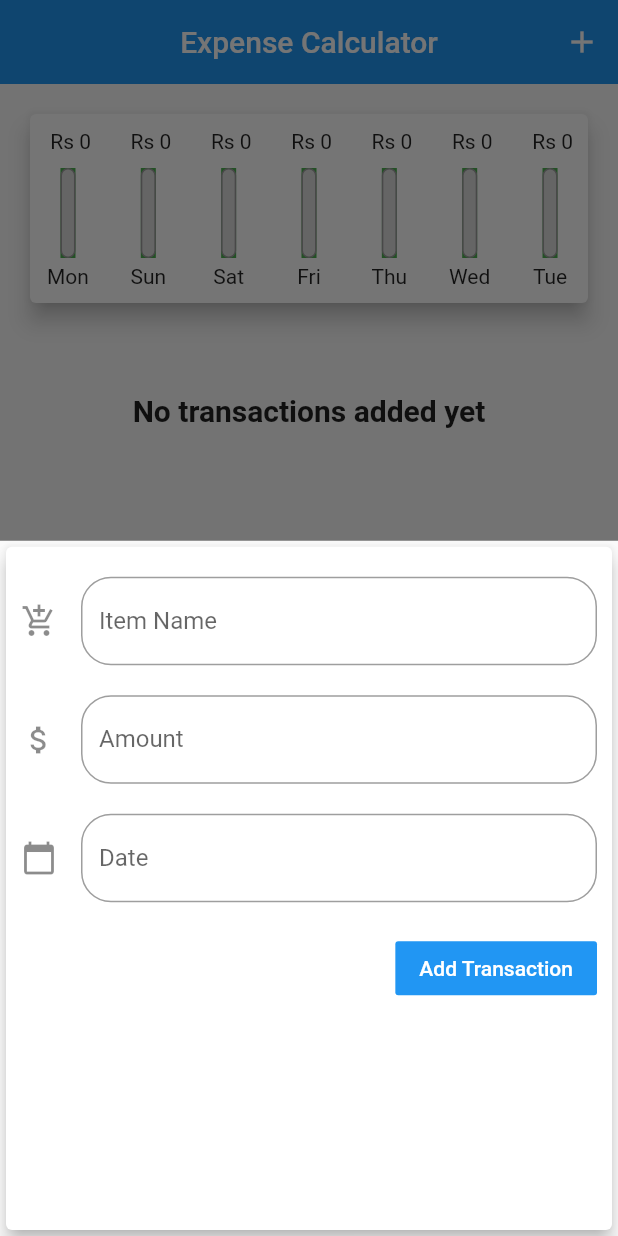
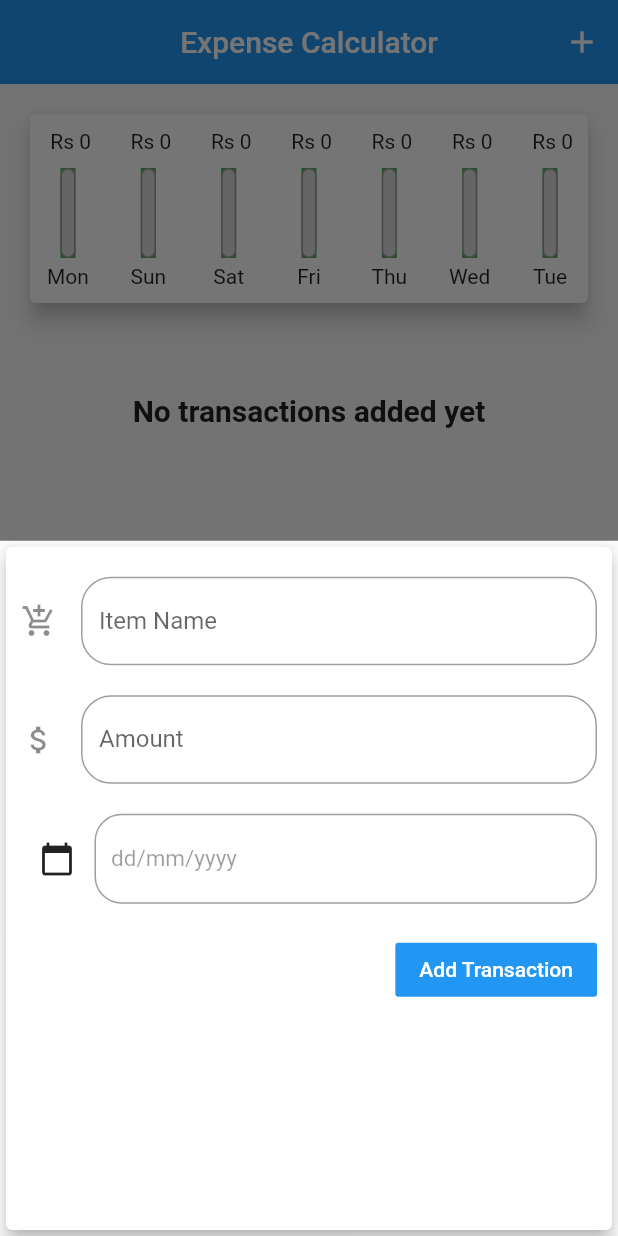
Before and after one commit to Meherdeep/expense-calculator, a Flutter app: the screen it shows after launch, after a tap on the "add" icon, on a phone screen of 412 x 824 dp. Run offline on Flutter 3.47's test engine with Material 2 defaults, Android fonts, the phone set to English and light mode, and no system bars.

Commit message:
Adding DateTime Picker

```diff
--- a/lib/main.dart
+++ b/lib/main.dart
@@ -41,8 +41,8 @@ class _MyHomePageState extends State<MyHomePage> {
 
   final List<Transaction> _userTransaction = [];
 
-  void _addNewTransaction(String txTitle, double txAmount){
-    final newTx = Transaction(id: DateTime.now().toString(), title: txTitle, amount: txAmount, date: DateTime.now());
+  void _addNewTransaction(String txTitle, double txAmount, DateTime txDate){
+    final newTx = Transaction(id: DateTime.now().toString(), title: txTitle, amount: txAmount, date: txDate);
     setState(() {
       _userTransaction.add(newTx);
     });
--- a/lib/widget/new_transaction.dart
+++ b/lib/widget/new_transaction.dart
@@ -12,17 +12,29 @@ class NewTransaction extends StatefulWidget {
 class _NewTransactionState extends State<NewTransaction> {
   final titleController = TextEditingController();
   final amountController = TextEditingController();
-  var selectedDate = TextEditingController();
+  DateTime selectedDate;
 
   void submitData(){
     final expenseTitle = titleController.text;
     final expenseAmount = double.parse(amountController.text);
 
-    if (expenseTitle.isEmpty || expenseAmount<0) {
+    if (expenseTitle.isEmpty || expenseAmount<0 || selectedDate==null) {
       return;
     }
-    widget.addTx(expenseTitle, expenseAmount);
+    widget.addTx(expenseTitle, expenseAmount, selectedDate);
     Navigator.of(context).pop();
+  }
+  void submitDate(){
+    showDatePicker(
+      context: context, initialDate: DateTime.now(), firstDate: DateTime(1998), lastDate: DateTime.now()
+      ).then((pickedDate){
+        if (pickedDate == null) {
+          return;
+        }
+        setState(() {
+          selectedDate = pickedDate;
+        });
+      });
   }
 
   @override
@@ -74,38 +86,23 @@ class _NewTransactionState extends State<NewTransaction> {
                     ),
                   ),
                   Padding(padding: EdgeInsets.symmetric(vertical: 10)),
-                  TextField(
-                    autofocus: false,
-                    //keyboardType: TextInputType.datetime,
-                    onTap: (){
-                      showDatePicker(
-                        context: context,
-                        initialDate: DateTime.now(),
-                        firstDate: DateTime(1998),
-                        lastDate: DateTime.now()
-                      ).then((pickedDate) {
-                        if(pickedDate == null){
-                          return;
-                        }
-                        setState(() {
-                          selectedDate = pickedDate as TextEditingController;
-                        });
-                      });
-                    },
-                    decoration: InputDecoration(
-                      labelText: 'Date',
-                      hintText: 'dd/mm/yyyy',
-                      focusColor: Colors.blue,
-                      border: OutlineInputBorder(
-                        borderSide: BorderSide(
-                          color: Colors.blue,
-                          width: 3,
+                  Row(
+                    mainAxisAlignment: MainAxisAlignment.spaceBetween,
+                    children: <Widget>[
+                      IconButton(icon: Icon(Icons.calendar_today), onPressed: submitDate),
+                      Container(
+                        width: 335,
+                        height: 60,
+                        padding: EdgeInsets.only(left: 10,top: 20),
+                        decoration: BoxDecoration(
+                          border: Border.all(width: 1, color: Colors.black38),
+                          borderRadius: BorderRadius.circular(18),
                         ),
-                      borderRadius: BorderRadius.circular(20),
-                    ),
-                    icon: Icon(Icons.calendar_today),
-                  ),
-                  controller: selectedDate,
+                        child: Text(selectedDate == null ? 'dd/mm/yyyy' : DateFormat.yMd().format(selectedDate),
+                        textAlign: TextAlign.justify,
+                        style: selectedDate == null ? TextStyle(color: Colors.black38, fontSize: 15,) : TextStyle(color: Colors.black, fontSize: 17),),
+                      )
+                    ],
                   ),
                   Padding(padding: EdgeInsets.symmetric(vertical: 10)),
                   FlatButton(
--- a/lib/widget/transactionList.dart
+++ b/lib/widget/transactionList.dart
@@ -46,6 +46,7 @@ class TransactionList extends StatelessWidget {
                         crossAxisAlignment: CrossAxisAlignment.start,
                         children: <Widget>[
                           Text(transactions[index].title, style: TextStyle(color: Colors.black, fontWeight: FontWeight.bold, fontSize: 18),),
+                          //Text(transactions[index].date , style: TextStyle(color: Colors.grey, fontWeight: FontWeight.bold, fontSize: 10),),
                           Text(DateFormat.yMMMMEEEEd().format(transactions[index].date) , style: TextStyle(color: Colors.grey, fontWeight: FontWeight.bold, fontSize: 10),),
                         ],
                       ),
```
